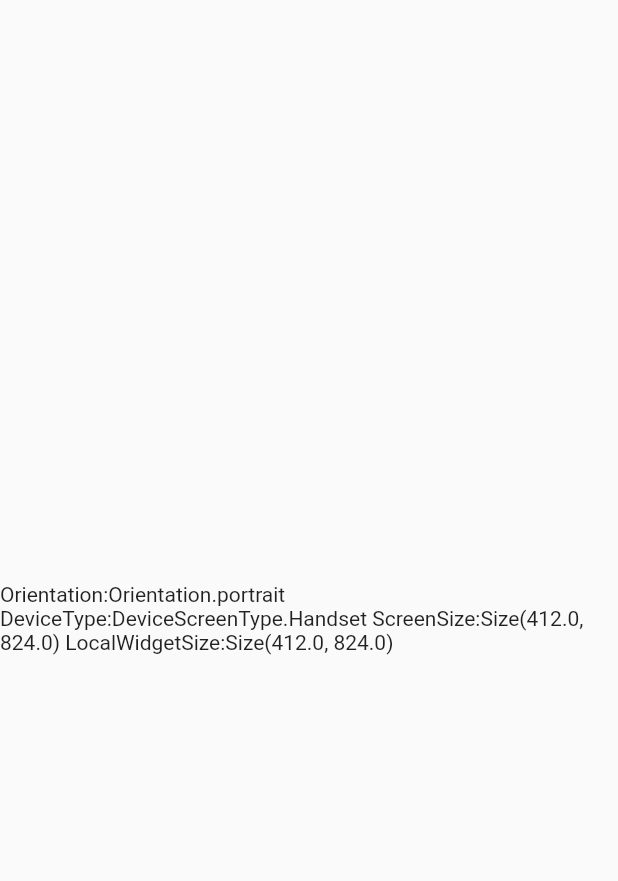
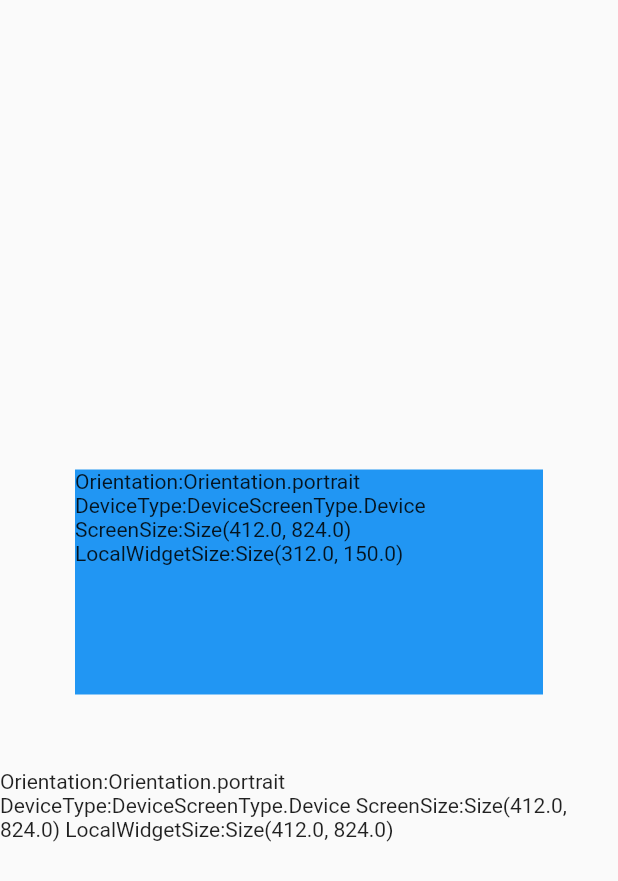
Before and after one commit to sitais/responsive_architecture, a Flutter app: the screen it shows after launch, on a phone screen of 412 x 824 dp. Shown: the top 881 px of the screen. Run offline on Flutter 3.47's test engine with Material 2 defaults, Android fonts, the phone set to English and light mode, and no system bars; our stand-ins replace device_preview.

Commit message:
Tidying up
Changed name handheld to app to be the default device

```diff
--- a/lib/enums/device_screen_type.dart
+++ b/lib/enums/device_screen_type.dart
@@ -1 +1 @@
-enum DeviceScreenType { Desktop, Laptop, Tablet, Smartphone, Mobile, Handset }
+enum DeviceScreenType { Desktop, Laptop, Tablet, Smartphone, Mobile, Device }
--- a/lib/ui/views/home_view.dart
+++ b/lib/ui/views/home_view.dart
@@ -9,7 +9,20 @@ class HomeView extends StatelessWidget {
     return BaseWidget(builder: (context, sizingInformation) {
       return Scaffold(
           body: Center(
-        child: Text(sizingInformation.toString()),
+        child: Column(
+          mainAxisSize: MainAxisSize.min,
+          children: <Widget>[
+            Container(
+              height: 150,
+              margin: const EdgeInsets.all(50),
+              color: Colors.blue,
+              child: BaseWidget(
+                builder: (context, sizingInfo) => Text(sizingInfo.toString()),
+              ),
+            ),
+            Text(sizingInformation.toString()),
+          ],
+        ),
       ));
     });
   }
--- a/lib/utils/ui_utils.dart
+++ b/lib/utils/ui_utils.dart
@@ -32,5 +32,5 @@ DeviceScreenType getDeviceType(MediaQueryData mediaQuery) {
     return DeviceScreenType.Mobile;
   }
 
-  return DeviceScreenType.Handset;
+  return DeviceScreenType.Device;
 }
```
